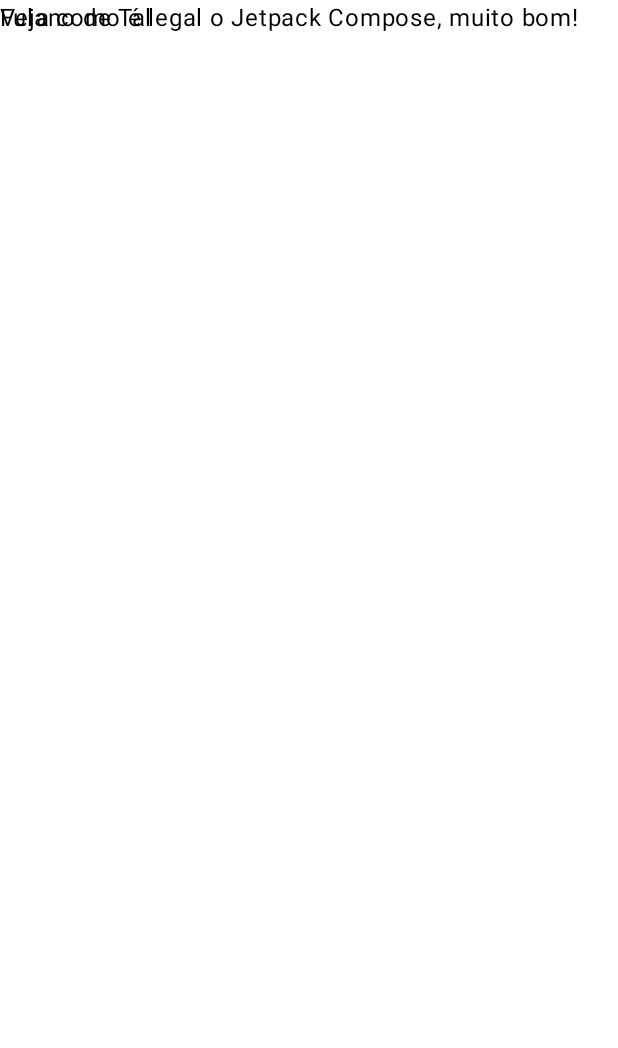
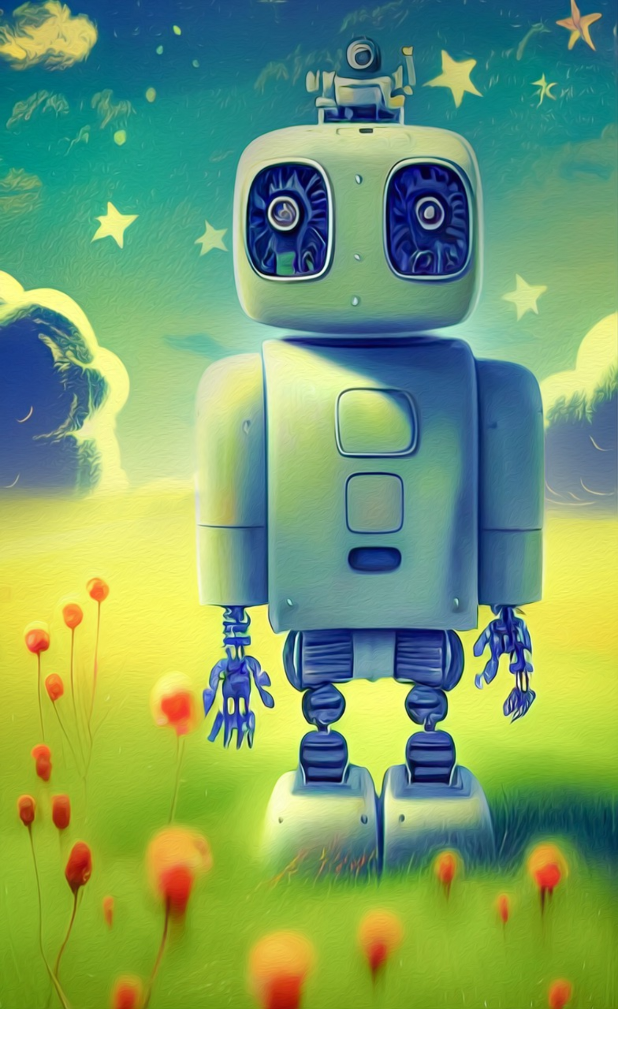
Before and after one commit to danilovalerio/compose_learn_app, an Android app built with Jetpack Compose: the @Preview function GreetingPreview, on a phone screen of 412 x 824 dp. Shown: the top 1048 px of the screen. Run offline under Robolectric (Android 15) with nearby library versions, the phone set to English and light mode, and no system bars.

Commit message:
Adicionando uma imagem como resource

```diff
--- a/app/src/main/java/com/example/composelearnapp/MainActivity.kt
+++ b/app/src/main/java/com/example/composelearnapp/MainActivity.kt
@@ -3,12 +3,16 @@ package com.example.composelearnapp
 import android.os.Bundle
 import androidx.activity.ComponentActivity
 import androidx.activity.compose.setContent
+import androidx.compose.foundation.Image
+import androidx.compose.foundation.layout.Column
+import androidx.compose.foundation.layout.Row
 import androidx.compose.foundation.layout.fillMaxSize
 import androidx.compose.material3.MaterialTheme
 import androidx.compose.material3.Surface
 import androidx.compose.material3.Text
 import androidx.compose.runtime.Composable
 import androidx.compose.ui.Modifier
+import androidx.compose.ui.res.painterResource
 import androidx.compose.ui.tooling.preview.Preview
 import com.example.composelearnapp.ui.theme.ComposeLearnAppTheme
 
@@ -32,9 +36,19 @@ class MainActivity : ComponentActivity() {
 data class Message(val author: String, val body: String)
 
 @Composable
-fun MessageCard(msg: Message){
-    Text(text = msg.author)
-    Text(text = msg.body)
+fun MessageCard(msg: Message) {
+    Row {
+        Image(
+            painter = painterResource(id = R.drawable.robot2),
+            contentDescription = "Imagem de perfil para contato"
+        )
+
+        Column {
+            Text(text = msg.author)
+            Text(text = msg.body)
+        }
+    }
+
 }
 
 @Composable
```
Also changed, not shown: app/src/main/res/drawable/robot1.jpg (added), app/src/main/res/drawable/robot2.jpg (added), app/src/main/res/drawable/robot3.jpg (added).
